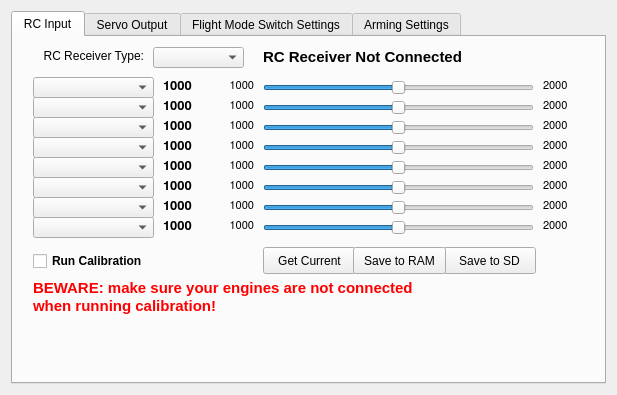
Qt form ground/openpilotgcs/src/plugins/config/settingswidget.ui (openpilot/OpenPilot) before a commit.
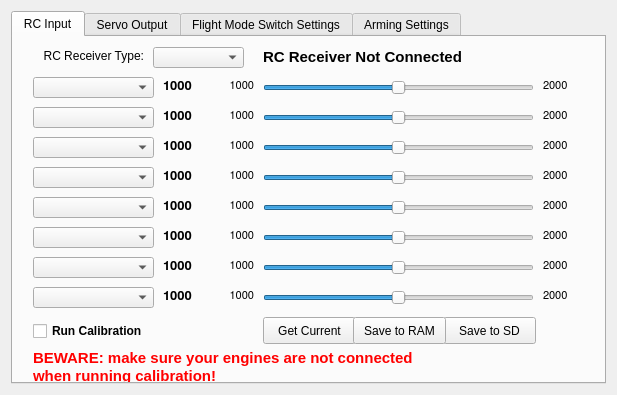
The same form after that commit.

Patch:
```diff
--- a/ground/openpilotgcs/src/plugins/config/settingswidget.ui
+++ b/ground/openpilotgcs/src/plugins/config/settingswidget.ui
@@ -82,7 +82,7 @@
        <property name="geometry">
         <rect>
          <x>205</x>
-         <y>60</y>
+         <y>70</y>
          <width>36</width>
          <height>17</height>
         </rect>
@@ -112,7 +112,7 @@
        <property name="geometry">
         <rect>
          <x>205</x>
-         <y>160</y>
+         <y>220</y>
          <width>36</width>
          <height>17</height>
         </rect>
@@ -142,7 +142,7 @@
        <property name="geometry">
         <rect>
          <x>150</x>
-         <y>180</y>
+         <y>250</y>
          <width>51</width>
          <height>17</height>
         </rect>
@@ -170,7 +170,7 @@
        <property name="geometry">
         <rect>
          <x>530</x>
-         <y>120</y>
+         <y>160</y>
          <width>36</width>
          <height>17</height>
         </rect>
@@ -197,7 +197,7 @@
        <property name="geometry">
         <rect>
          <x>205</x>
-         <y>180</y>
+         <y>250</y>
          <width>36</width>
          <height>17</height>
         </rect>
@@ -227,7 +227,7 @@
        <property name="geometry">
         <rect>
          <x>250</x>
-         <y>210</y>
+         <y>280</y>
          <width>93</width>
          <height>27</height>
         </rect>
@@ -243,7 +243,7 @@
        <property name="geometry">
         <rect>
          <x>205</x>
-         <y>80</y>
+         <y>100</y>
          <width>36</width>
          <height>17</height>
         </rect>
@@ -273,7 +273,7 @@
        <property name="geometry">
         <rect>
          <x>530</x>
-         <y>160</y>
+         <y>220</y>
          <width>36</width>
          <height>17</height>
         </rect>
@@ -300,7 +300,7 @@
        <property name="geometry">
         <rect>
          <x>530</x>
-         <y>140</y>
+         <y>190</y>
          <width>36</width>
          <height>17</height>
         </rect>
@@ -327,7 +327,7 @@
        <property name="geometry">
         <rect>
          <x>530</x>
-         <y>100</y>
+         <y>130</y>
          <width>36</width>
          <height>17</height>
         </rect>
@@ -354,7 +354,7 @@
        <property name="geometry">
         <rect>
          <x>430</x>
-         <y>210</y>
+         <y>280</y>
          <width>93</width>
          <height>27</height>
         </rect>
@@ -371,7 +371,7 @@
        <property name="geometry">
         <rect>
          <x>150</x>
-         <y>120</y>
+         <y>160</y>
          <width>51</width>
          <height>17</height>
         </rect>
@@ -399,7 +399,7 @@
        <property name="geometry">
         <rect>
          <x>205</x>
-         <y>120</y>
+         <y>160</y>
          <width>36</width>
          <height>17</height>
         </rect>
@@ -429,7 +429,7 @@
        <property name="geometry">
         <rect>
          <x>340</x>
-         <y>210</y>
+         <y>280</y>
          <width>93</width>
          <height>27</height>
         </rect>
@@ -471,7 +471,7 @@
        <property name="geometry">
         <rect>
          <x>205</x>
-         <y>100</y>
+         <y>130</y>
          <width>36</width>
          <height>17</height>
         </rect>
@@ -501,7 +501,7 @@
        <property name="geometry">
         <rect>
          <x>530</x>
-         <y>180</y>
+         <y>250</y>
          <width>36</width>
          <height>17</height>
         </rect>
@@ -528,7 +528,7 @@
        <property name="geometry">
         <rect>
          <x>150</x>
-         <y>80</y>
+         <y>100</y>
          <width>51</width>
          <height>17</height>
         </rect>
@@ -556,7 +556,7 @@
        <property name="geometry">
         <rect>
          <x>150</x>
-         <y>140</y>
+         <y>190</y>
          <width>51</width>
          <height>17</height>
         </rect>
@@ -584,7 +584,7 @@
        <property name="geometry">
         <rect>
          <x>205</x>
-         <y>140</y>
+         <y>190</y>
          <width>36</width>
          <height>17</height>
         </rect>
@@ -614,7 +614,7 @@
        <property name="geometry">
         <rect>
          <x>150</x>
-         <y>60</y>
+         <y>70</y>
          <width>51</width>
          <height>17</height>
         </rect>
@@ -642,7 +642,7 @@
        <property name="geometry">
         <rect>
          <x>150</x>
-         <y>160</y>
+         <y>220</y>
          <width>51</width>
          <height>17</height>
         </rect>
@@ -670,7 +670,7 @@
        <property name="geometry">
         <rect>
          <x>150</x>
-         <y>100</y>
+         <y>130</y>
          <width>51</width>
          <height>17</height>
         </rect>
@@ -698,7 +698,7 @@
        <property name="geometry">
         <rect>
          <x>530</x>
-         <y>80</y>
+         <y>100</y>
          <width>36</width>
          <height>17</height>
         </rect>
@@ -725,7 +725,7 @@
        <property name="geometry">
         <rect>
          <x>530</x>
-         <y>60</y>
+         <y>70</y>
          <width>36</width>
          <height>17</height>
         </rect>
@@ -782,7 +782,7 @@
        <property name="geometry">
         <rect>
          <x>20</x>
-         <y>60</y>
+         <y>70</y>
          <width>121</width>
          <height>21</height>
         </rect>
@@ -798,7 +798,7 @@
        <property name="geometry">
         <rect>
          <x>20</x>
-         <y>80</y>
+         <y>100</y>
          <width>121</width>
          <height>21</height>
         </rect>
@@ -814,7 +814,7 @@
        <property name="geometry">
         <rect>
          <x>20</x>
-         <y>100</y>
+         <y>130</y>
          <width>121</width>
          <height>21</height>
         </rect>
@@ -830,7 +830,7 @@
        <property name="geometry">
         <rect>
          <x>20</x>
-         <y>120</y>
+         <y>160</y>
          <width>121</width>
          <height>21</height>
         </rect>
@@ -846,7 +846,7 @@
        <property name="geometry">
         <rect>
          <x>20</x>
-         <y>140</y>
+         <y>190</y>
          <width>121</width>
          <height>21</height>
         </rect>
@@ -862,7 +862,7 @@
        <property name="geometry">
         <rect>
          <x>20</x>
-         <y>160</y>
+         <y>220</y>
          <width>121</width>
          <height>21</height>
         </rect>
@@ -878,7 +878,7 @@
        <property name="geometry">
         <rect>
          <x>20</x>
-         <y>180</y>
+         <y>250</y>
          <width>121</width>
          <height>21</height>
         </rect>
@@ -894,7 +894,7 @@
        <property name="geometry">
         <rect>
          <x>20</x>
-         <y>213</y>
+         <y>283</y>
          <width>181</width>
          <height>22</height>
         </rect>
@@ -975,7 +975,7 @@
        <property name="geometry">
         <rect>
          <x>20</x>
-         <y>240</y>
+         <y>310</y>
          <width>531</width>
          <height>41</height>
         </rect>
@@ -1018,7 +1018,7 @@
        <property name="geometry">
         <rect>
          <x>250</x>
-         <y>60</y>
+         <y>70</y>
          <width>271</width>
          <height>21</height>
         </rect>
@@ -1043,7 +1043,7 @@
        <property name="geometry">
         <rect>
          <x>250</x>
-         <y>80</y>
+         <y>100</y>
          <width>271</width>
          <height>21</height>
         </rect>
@@ -1068,7 +1068,7 @@
        <property name="geometry">
         <rect>
          <x>250</x>
-         <y>100</y>
+         <y>130</y>
          <width>271</width>
          <height>21</height>
         </rect>
@@ -1093,7 +1093,7 @@
        <property name="geometry">
         <rect>
          <x>250</x>
-         <y>120</y>
+         <y>160</y>
          <width>271</width>
          <height>21</height>
         </rect>
@@ -1118,7 +1118,7 @@
        <property name="geometry">
         <rect>
          <x>250</x>
-         <y>140</y>
+         <y>190</y>
          <width>271</width>
          <height>21</height>
         </rect>
@@ -1143,7 +1143,7 @@
        <property name="geometry">
         <rect>
          <x>250</x>
-         <y>160</y>
+         <y>220</y>
          <width>271</width>
          <height>21</height>
         </rect>
@@ -1168,7 +1168,7 @@
        <property name="geometry">
         <rect>
          <x>250</x>
-         <y>180</y>
+         <y>250</y>
          <width>271</width>
          <height>21</height>
         </rect>
```
